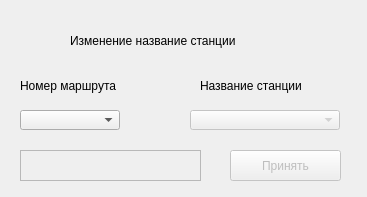
First picture: the form in sources/Information_about_metro/GUI/dialogaboutaddingstationinroute.ui, repository diakreado/The_timetable_for_transport, before the edit.
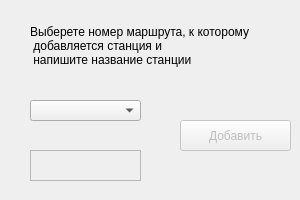
Second picture: the form after the edit.

Patch:
```diff
--- a/sources/Information_about_metro/GUI/dialogaboutaddingstationinroute.ui
+++ b/sources/Information_about_metro/GUI/dialogaboutaddingstationinroute.ui
@@ -6,82 +6,71 @@
    <rect>
     <x>0</x>
     <y>0</y>
-    <width>367</width>
-    <height>197</height>
+    <width>300</width>
+    <height>200</height>
    </rect>
   </property>
   <property name="windowTitle">
    <string>Dialog</string>
   </property>
-  <widget class="QComboBox" name="comboBox">
-   <property name="geometry">
-    <rect>
-     <x>20</x>
-     <y>110</y>
-     <width>100</width>
-     <height>20</height>
-    </rect>
-   </property>
-  </widget>
-  <widget class="QComboBox" name="comboBox_2">
+  <widget class="QPushButton" name="pushButton">
    <property name="enabled">
     <bool>false</bool>
    </property>
    <property name="geometry">
     <rect>
-     <x>190</x>
-     <y>110</y>
-     <width>150</width>
-     <height>20</height>
+     <x>180</x>
+     <y>120</y>
+     <width>111</width>
+     <height>31</height>
     </rect>
    </property>
+   <property name="text">
+    <string>Добавить</string>
+   </property>
   </widget>
   <widget class="QLabel" name="label">
    <property name="geometry">
     <rect>
-     <x>20</x>
-     <y>70</y>
-     <width>101</width>
-     <height>31</height>
-    </rect>
-   </property>
-   <property name="styleSheet">
-    <string notr="true">font: 10pt &quot;MS Shell Dlg 2&quot;;</string>
-   </property>
-   <property name="text">
-    <string>Номер маршрута</string>
-   </property>
-  </widget>
-  <widget class="QLabel" name="label_2">
-   <property name="geometry">
-    <rect>
-     <x>200</x>
-     <y>70</y>
-     <width>101</width>
-     <height>31</height>
-    </rect>
-   </property>
-   <property name="styleSheet">
-    <string notr="true">font: 10pt &quot;MS Shell Dlg 2&quot;;</string>
-   </property>
-   <property name="text">
-    <string>Название станции</string>
-   </property>
-  </widget>
-  <widget class="QLabel" name="label_3">
-   <property name="geometry">
-    <rect>
-     <x>70</x>
+     <x>30</x>
      <y>20</y>
-     <width>221</width>
-     <height>41</height>
+     <width>241</width>
+     <height>51</height>
     </rect>
    </property>
    <property name="styleSheet">
-    <string notr="true">font: 11pt &quot;MS Shell Dlg 2&quot;;</string>
+    <string notr="true">font: 10pt &quot;MS Shell Dlg 2&quot;;
+</string>
    </property>
    <property name="text">
-    <string>Изменение название станции</string>
+    <string>Выберете номер маршрута, к которому
+ добавляется станция и
+ напишите название станции</string>
+   </property>
+  </widget>
+  <widget class="QComboBox" name="comboBox">
+   <property name="enabled">
+    <bool>true</bool>
+   </property>
+   <property name="geometry">
+    <rect>
+     <x>30</x>
+     <y>100</y>
+     <width>111</width>
+     <height>21</height>
+    </rect>
+   </property>
+   <property name="sizePolicy">
+    <sizepolicy hsizetype="Preferred" vsizetype="Fixed">
+     <horstretch>0</horstretch>
+     <verstretch>0</verstretch>
+    </sizepolicy>
+   </property>
+   <property name="maximumSize">
+    <size>
+     <width>150</width>
+     <height>16777215</height>
+    </size>
    </property>
   </widget>
   <widget class="QTextEdit" name="textEdit">
@@ -90,28 +79,12 @@
    </property>
    <property name="geometry">
     <rect>
-     <x>20</x>
-     <y>150</y>
-     <width>181</width>
-     <height>31</height>
-    </rect>
-   </property>
-  </widget>
-  <widget class="QPushButton" name="pushButton">
-   <property name="enabled">
-    <bool>false</bool>
-   </property>
-   <property name="geometry">
-    <rect>
-     <x>230</x>
+     <x>30</x>
      <y>150</y>
      <width>111</width>
      <height>31</height>
     </rect>
    </property>
-   <property name="text">
-    <string>Принять</string>
-   </property>
   </widget>
  </widget>
  <resources/>
```
